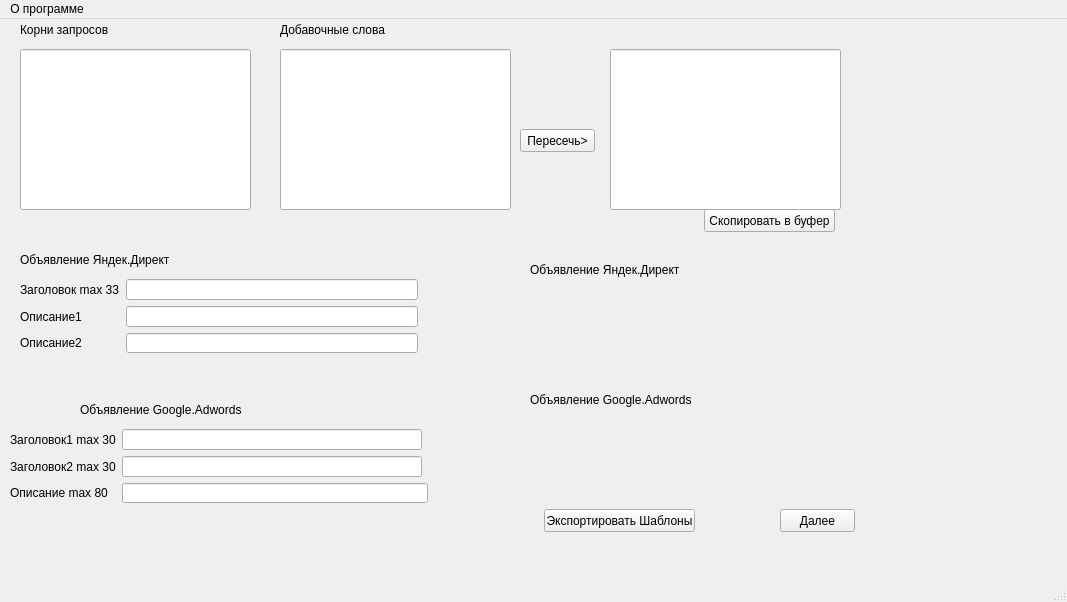
Qt form kont_gen.ui (VitoZet/Kursa4) before a commit.
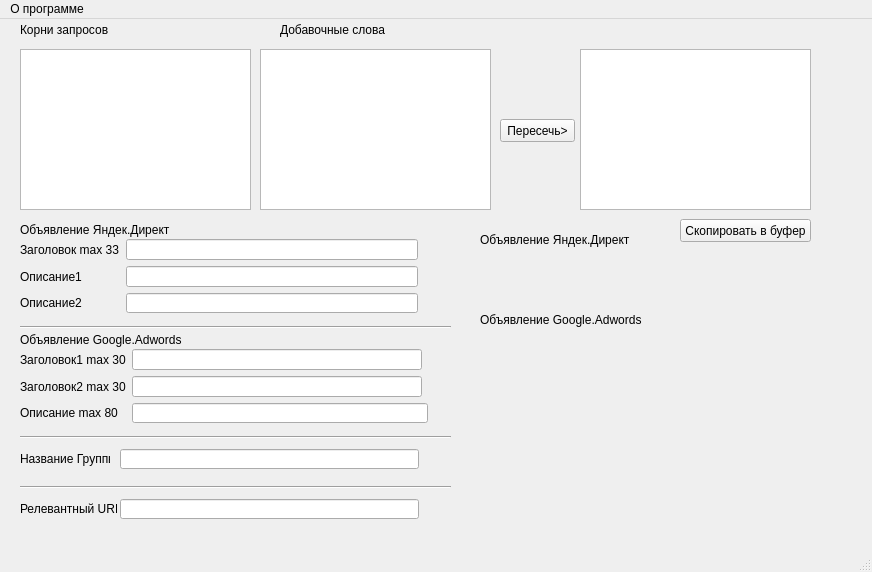
The same form after that commit.

Commit message: perese4enie zaprosov

What changed in the file:
```diff
--- a/kont_gen.ui
+++ b/kont_gen.ui
@@ -6,8 +6,8 @@
    <rect>
     <x>0</x>
     <y>0</y>
-    <width>1067</width>
-    <height>602</height>
+    <width>872</width>
+    <height>572</height>
    </rect>
   </property>
   <property name="windowTitle">
@@ -17,8 +17,8 @@
    <widget class="QPushButton" name="pushButton">
     <property name="geometry">
      <rect>
-      <x>520</x>
-      <y>110</y>
+      <x>500</x>
+      <y>100</y>
       <width>75</width>
       <height>23</height>
      </rect>
@@ -30,8 +30,8 @@
    <widget class="QPushButton" name="pushButton_2">
     <property name="geometry">
      <rect>
-      <x>704</x>
-      <y>190</y>
+      <x>680</x>
+      <y>200</y>
       <width>131</width>
       <height>23</height>
      </rect>
@@ -40,41 +40,11 @@
      <string>Скопировать в буфер</string>
     </property>
    </widget>
-   <widget class="QLineEdit" name="lineEdit">
-    <property name="geometry">
-     <rect>
-      <x>20</x>
-      <y>30</y>
-      <width>231</width>
-      <height>161</height>
-     </rect>
-    </property>
-   </widget>
-   <widget class="QLineEdit" name="lineEdit_2">
-    <property name="geometry">
-     <rect>
-      <x>280</x>
-      <y>30</y>
-      <width>231</width>
-      <height>161</height>
-     </rect>
-    </property>
-   </widget>
-   <widget class="QLineEdit" name="lineEdit_3">
-    <property name="geometry">
-     <rect>
-      <x>610</x>
-      <y>30</y>
-      <width>231</width>
-      <height>161</height>
-     </rect>
-    </property>
-   </widget>
    <widget class="QLabel" name="label">
     <property name="geometry">
      <rect>
       <x>20</x>
-      <y>230</y>
+      <y>200</y>
       <width>171</width>
       <height>21</height>
      </rect>
@@ -112,8 +82,8 @@
    <widget class="QLabel" name="label_8">
     <property name="geometry">
      <rect>
-      <x>530</x>
-      <y>240</y>
+      <x>480</x>
+      <y>210</y>
       <width>171</width>
       <height>21</height>
      </rect>
@@ -125,8 +95,8 @@
    <widget class="QLabel" name="view_yd_title">
     <property name="geometry">
      <rect>
-      <x>530</x>
-      <y>260</y>
+      <x>480</x>
+      <y>230</y>
       <width>31</width>
       <height>21</height>
      </rect>
@@ -138,8 +108,8 @@
    <widget class="QLabel" name="view_yd_descript2">
     <property name="geometry">
      <rect>
-      <x>530</x>
-      <y>290</y>
+      <x>480</x>
+      <y>250</y>
       <width>31</width>
       <height>21</height>
      </rect>
@@ -151,8 +121,8 @@
    <widget class="QLabel" name="view_adw_descript">
     <property name="geometry">
      <rect>
-      <x>520</x>
-      <y>440</y>
+      <x>470</x>
+      <y>350</y>
       <width>31</width>
       <height>21</height>
      </rect>
@@ -164,8 +134,8 @@
    <widget class="QLabel" name="label_12">
     <property name="geometry">
      <rect>
-      <x>80</x>
-      <y>380</y>
+      <x>20</x>
+      <y>310</y>
       <width>171</width>
       <height>21</height>
      </rect>
@@ -177,8 +147,8 @@
    <widget class="QLabel" name="label_13">
     <property name="geometry">
      <rect>
-      <x>530</x>
-      <y>370</y>
+      <x>480</x>
+      <y>290</y>
       <width>171</width>
       <height>21</height>
      </rect>
@@ -191,7 +161,7 @@
     <property name="geometry">
      <rect>
       <x>20</x>
-      <y>260</y>
+      <y>220</y>
       <width>411</width>
       <height>74</height>
      </rect>
@@ -265,9 +235,9 @@
    <widget class="QWidget" name="layoutWidget">
     <property name="geometry">
      <rect>
-      <x>10</x>
-      <y>410</y>
-      <width>431</width>
+      <x>20</x>
+      <y>330</y>
+      <width>421</width>
       <height>74</height>
      </rect>
     </property>
@@ -337,38 +307,12 @@
      </item>
     </layout>
    </widget>
-   <widget class="QPushButton" name="pushButton_3">
-    <property name="geometry">
-     <rect>
-      <x>780</x>
-      <y>490</y>
-      <width>75</width>
-      <height>23</height>
-     </rect>
-    </property>
-    <property name="text">
-     <string>Далее</string>
-    </property>
-   </widget>
-   <widget class="QPushButton" name="pushButton_4">
-    <property name="geometry">
-     <rect>
-      <x>544</x>
-      <y>490</y>
-      <width>151</width>
-      <height>23</height>
-     </rect>
-    </property>
-    <property name="text">
-     <string>Экспортировать Шаблоны</string>
-    </property>
-   </widget>
    <widget class="QLabel" name="view_adw_title">
     <property name="geometry">
      <rect>
-      <x>520</x>
-      <y>410</y>
-      <width>51</width>
+      <x>470</x>
+      <y>330</y>
+      <width>31</width>
       <height>20</height>
      </rect>
     </property>
@@ -376,6 +320,127 @@
      <string/>
     </property>
    </widget>
+   <widget class="QTextEdit" name="zapros_1">
+    <property name="geometry">
+     <rect>
+      <x>20</x>
+      <y>30</y>
+      <width>231</width>
+      <height>161</height>
+     </rect>
+    </property>
+   </widget>
+   <widget class="QTextEdit" name="zapros_2">
+    <property name="geometry">
+     <rect>
+      <x>260</x>
+      <y>30</y>
+      <width>231</width>
+      <height>161</height>
+     </rect>
+    </property>
+   </widget>
+   <widget class="QTextEdit" name="result_zapros">
+    <property name="geometry">
+     <rect>
+      <x>580</x>
+      <y>30</y>
+      <width>231</width>
+      <height>161</height>
+     </rect>
+    </property>
+   </widget>
+   <widget class="QLineEdit" name="name_group">
+    <property name="geometry">
+     <rect>
+      <x>120</x>
+      <y>430</y>
+      <width>299</width>
+      <height>20</height>
+     </rect>
+    </property>
+    <property name="maxLength">
+     <number>30</number>
+    </property>
+   </widget>
+   <widget class="QLineEdit" name="url">
+    <property name="geometry">
+     <rect>
+      <x>120</x>
+      <y>480</y>
+      <width>299</width>
+      <height>20</height>
+     </rect>
+    </property>
+    <property name="maxLength">
+     <number>30</number>
+    </property>
+   </widget>
+   <widget class="QLabel" name="label_15">
+    <property name="geometry">
+     <rect>
+      <x>20</x>
+      <y>430</y>
+      <width>90</width>
+      <height>20</height>
+     </rect>
+    </property>
+    <property name="text">
+     <string>Название Группы</string>
+    </property>
+   </widget>
+   <widget class="QLabel" name="label_16">
+    <property name="geometry">
+     <rect>
+      <x>20</x>
+      <y>480</y>
+      <width>97</width>
+      <height>20</height>
+     </rect>
+    </property>
+    <property name="text">
+     <string>Релевантный URL</string>
+    </property>
+   </widget>
+   <widget class="Line" name="line">
+    <property name="geometry">
+     <rect>
+      <x>20</x>
+      <y>300</y>
+      <width>431</width>
+      <height>16</height>
+     </rect>
+    </property>
+    <property name="orientation">
+     <enum>Qt::Horizontal</enum>
+    </property>
+   </widget>
+   <widget class="Line" name="line_2">
+    <property name="geometry">
+     <rect>
+      <x>20</x>
+      <y>410</y>
+      <width>431</width>
+      <height>16</height>
+     </rect>
+    </property>
+    <property name="orientation">
+     <enum>Qt::Horizontal</enum>
+    </property>
+   </widget>
+   <widget class="Line" name="line_3">
+    <property name="geometry">
+     <rect>
+      <x>20</x>
+      <y>460</y>
+      <width>431</width>
+      <height>16</height>
+     </rect>
+    </property>
+    <property name="orientation">
+     <enum>Qt::Horizontal</enum>
+    </property>
+   </widget>
    <zorder>layoutWidget</zorder>
    <zorder>layoutWidget</zorder>
    <zorder>pushButton</zorder>
@@ -401,7 +466,7 @@
     <rect>
      <x>0</x>
      <y>0</y>
-     <width>1067</width>
+     <width>872</width>
      <height>21</height>
     </rect>
    </property>
```
Left out of the diff: 33 changed lines with no effect on the pictures. The commit also changes 1 other file.
